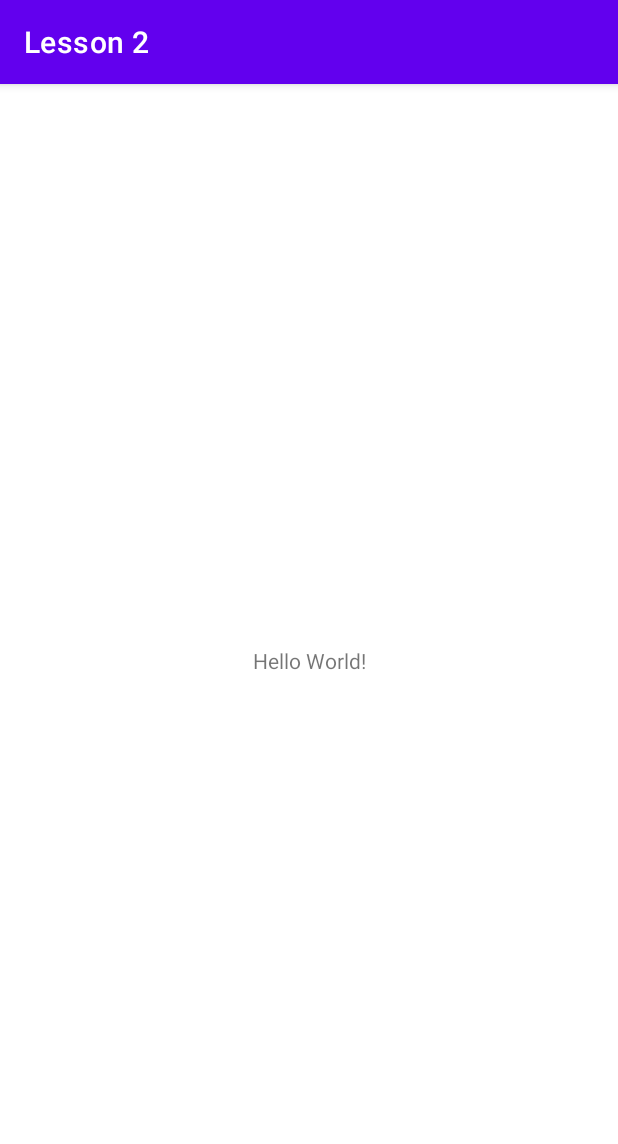
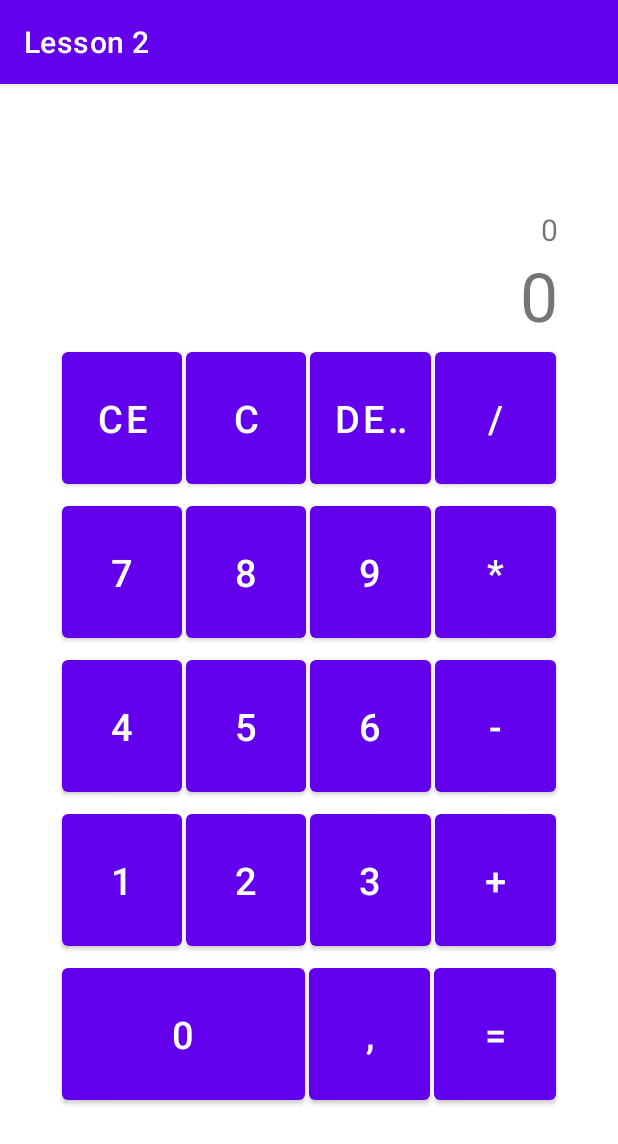
Before and after one commit to SorokaUP/Android-Platform, an Android app: the screen it shows after launch (MainActivity), on a phone screen of 412 x 824 dp. Shown: the top 1144 px of the screen. Run offline under Robolectric (Android 15) with nearby library versions, the phone set to English and light mode, and no system bars.

Commit message:
Unit 2
Unit 1:
Выбран LinearLayoutCompat, так как максимально подходит под задачу верстки калькулятора. Предсказуем в поведении и не требует особых конструкций. Выбор TableLoyout был бы менее оправдан в случае добавления новых сущностей к калькулятору, так как задействуются отдельные конструкции Строк и Столбцов. Для LinearLoyout этого не требуется, так как все определяется версткой компонентов внутри "строки".

Unit 2:
Размены кнопки и TextView для калькулятора.

```diff
--- a/Lesson2/app/src/main/res/layout/activity_main.xml
+++ b/Lesson2/app/src/main/res/layout/activity_main.xml
@@ -1,18 +1,221 @@
 <?xml version="1.0" encoding="utf-8"?>
-<androidx.constraintlayout.widget.ConstraintLayout xmlns:android="http://schemas.android.com/apk/res/android"
+<androidx.appcompat.widget.LinearLayoutCompat xmlns:android="http://schemas.android.com/apk/res/android"
     xmlns:app="http://schemas.android.com/apk/res-auto"
     xmlns:tools="http://schemas.android.com/tools"
     android:layout_width="match_parent"
-    android:layout_height="match_parent"
-    tools:context=".MainActivity">
+    android:layout_height="wrap_content"
+    android:orientation="vertical"
+    android:layout_gravity="center"
+    tools:context=".MainActivity"
+    android:layout_marginLeft="40dp"
+    android:layout_marginRight="40dp">
 
     <TextView
         android:layout_width="wrap_content"
         android:layout_height="wrap_content"
-        android:text="Hello World!"
-        app:layout_constraintBottom_toBottomOf="parent"
-        app:layout_constraintLeft_toLeftOf="parent"
-        app:layout_constraintRight_toRightOf="parent"
-        app:layout_constraintTop_toTopOf="parent" />
+        android:text="0"
+        android:textSize="20sp"
+        android:layout_gravity="right"
+        android:maxLines="1"/>
 
-</androidx.constraintlayout.widget.ConstraintLayout>
+    <TextView
+        android:layout_width="wrap_content"
+        android:layout_height="wrap_content"
+        android:text="0"
+        android:textSize="45sp"
+        android:layout_gravity="right"
+        android:maxLines="1"/>
+
+    <LinearLayout
+        android:layout_width="match_parent"
+        android:layout_height="wrap_content"
+        android:orientation="horizontal">
+
+        <Button
+            android:layout_width="0dp"
+            android:layout_height="100dp"
+            android:layout_margin="1dp"
+            android:layout_weight="1"
+            android:ellipsize="marquee"
+            android:singleLine="true"
+            android:text="CE"
+            android:textSize="25sp" />
+
+        <Button
+            android:layout_width="0dp"
+            android:layout_height="100dp"
+            android:layout_margin="1dp"
+            android:layout_weight="1"
+            android:text="C"
+            android:textSize="25sp" />
+
+        <Button
+            android:layout_width="0dp"
+            android:layout_height="100dp"
+            android:layout_margin="1dp"
+            android:layout_weight="1"
+            android:ellipsize="marquee"
+            android:text="DEL"
+            android:textSize="25sp"
+            android:singleLine="true" />
+
+        <Button
+            android:layout_width="0dp"
+            android:layout_height="100dp"
+            android:layout_margin="1dp"
+            android:layout_weight="1"
+            android:text="/"
+            android:textSize="25sp" />
+
+    </LinearLayout>
+
+    <LinearLayout
+        android:layout_width="match_parent"
+        android:layout_height="wrap_content"
+        android:orientation="horizontal">
+
+        <Button
+            android:layout_width="0dp"
+            android:layout_height="100dp"
+            android:layout_margin="1dp"
+            android:layout_weight="1"
+            android:text="7"
+            android:textSize="25sp" />
+
+        <Button
+            android:layout_width="0dp"
+            android:layout_height="100dp"
+            android:layout_margin="1dp"
+            android:layout_weight="1"
+            android:text="8"
+            android:textSize="25sp" />
+
+        <Button
+            android:layout_width="0dp"
+            android:layout_height="100dp"
+            android:layout_margin="1dp"
+            android:layout_weight="1"
+            android:text="9"
+            android:textSize="25sp" />
+
+        <Button
+            android:layout_width="0dp"
+            android:layout_height="100dp"
+            android:layout_margin="1dp"
+            android:layout_weight="1"
+            android:text="*"
+            android:textSize="25sp" />
+
+    </LinearLayout>
+
+    <LinearLayout
+        android:layout_width="match_parent"
+        android:layout_height="wrap_content"
+        android:orientation="horizontal">
+
+        <Button
+            android:layout_width="0dp"
+            android:layout_height="100dp"
+            android:layout_margin="1dp"
+            android:layout_weight="1"
+            android:text="4"
+            android:textSize="25sp" />
+
+        <Button
+            android:layout_width="0dp"
+            android:layout_height="100dp"
+            android:layout_margin="1dp"
+            android:layout_weight="1"
+            android:text="5"
+            android:textSize="25sp" />
+
+        <Button
+            android:layout_width="0dp"
+            android:layout_height="100dp"
+            android:layout_margin="1dp"
+            android:layout_weight="1"
+            android:text="6"
+            android:textSize="25sp" />
+
+        <Button
+            android:layout_width="0dp"
+            android:layout_height="100dp"
+            android:layout_margin="1dp"
+            android:layout_weight="1"
+            android:text="-"
+            android:textSize="25sp" />
+
+    </LinearLayout>
+
+    <LinearLayout
+        android:layout_width="match_parent"
+        android:layout_height="wrap_content"
+        android:orientation="horizontal">
+
+        <Button
+            android:layout_width="0dp"
+            android:layout_height="100dp"
+            android:layout_margin="1dp"
+            android:layout_weight="1"
+            android:text="1"
+            android:textSize="25sp" />
+
+        <Button
+            android:layout_width="0dp"
+            android:layout_height="100dp"
+            android:layout_margin="1dp"
+            android:layout_weight="1"
+            android:text="2"
+            android:textSize="25sp" />
+
+        <Button
+            android:layout_width="0dp"
+            android:layout_height="100dp"
+            android:layout_margin="1dp"
+            android:layout_weight="1"
+            android:text="3"
+            android:textSize="25sp" />
+
+        <Button
+            android:layout_width="0dp"
+            android:layout_height="100dp"
+            android:layout_margin="1dp"
+            android:layout_weight="1"
+            android:text="+"
+            android:textSize="25sp" />
+
+    </LinearLayout>
+
+    <LinearLayout
+        android:layout_width="match_parent"
+        android:layout_height="wrap_content"
+        android:orientation="horizontal">
+
+        <Button
+            android:layout_width="0dp"
+            android:layout_height="100dp"
+            android:layout_margin="1dp"
+            android:layout_weight="2"
+            android:text="0"
+            android:textSize="25sp" />
+
+        <Button
+            android:layout_width="0dp"
+            android:layout_height="100dp"
+            android:layout_margin="1dp"
+            android:layout_weight="1"
+            android:text=","
+            android:textSize="25sp" />
+
+        <Button
+            android:layout_width="0dp"
+            android:layout_height="100dp"
+            android:layout_margin="1dp"
+            android:layout_weight="1"
+            android:text="="
+            android:textSize="25sp" />
+
+    </LinearLayout>
+
+
+</androidx.appcompat.widget.LinearLayoutCompat>
--- a/Lesson2/app/src/main/res/values/strings.xml
+++ b/Lesson2/app/src/main/res/values/strings.xml
@@ -1,3 +1,5 @@
 <resources>
     <string name="app_name">Lesson 2</string>
+    <integer name="btn_size">100</integer>
+    <integer name="btn_size_large">200</integer>
 </resources>
```
